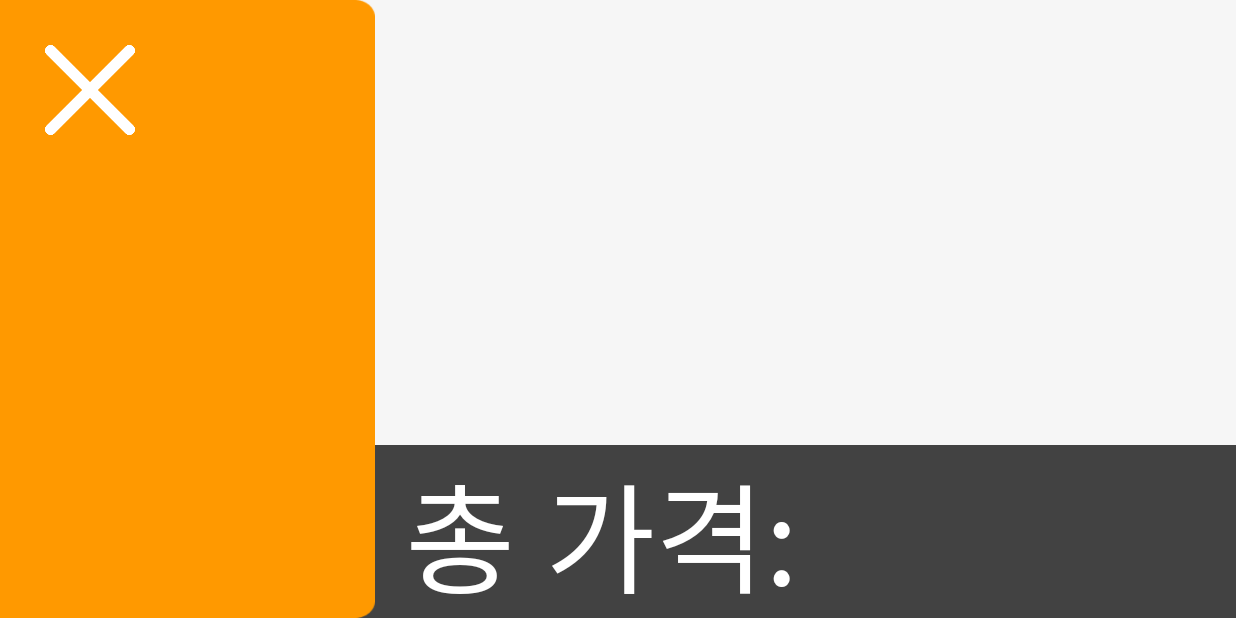
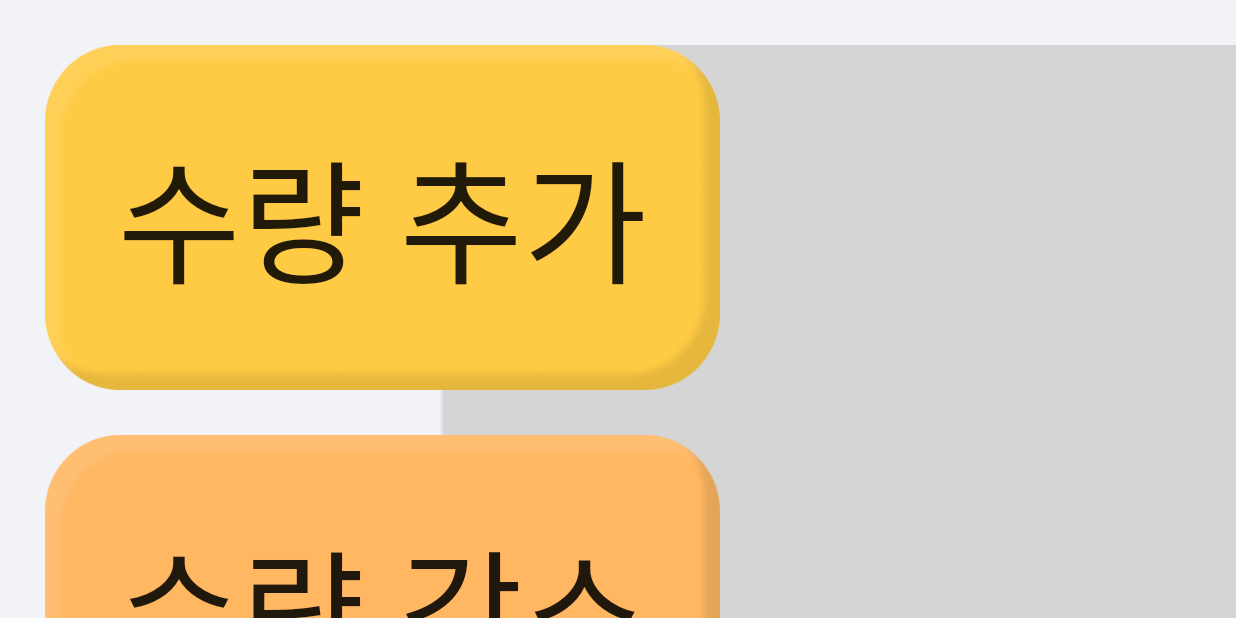
Before and after one commit to NetChallenge-masking/Whipping, an Android app: the CartActivity screen opened directly, with no data from a screen before it, on a phone screen of 824 x 412 dp (held sideways). Run offline under Robolectric (Android 15) with nearby library versions, the phone set to English and light mode, and no system bars.

Commit message:
[FEAT]cart layout 중간 커밋

```diff
--- a/app/src/main/res/layout/activity_cart.xml
+++ b/app/src/main/res/layout/activity_cart.xml
@@ -5,55 +5,68 @@
     android:layout_width="match_parent"
     android:layout_height="match_parent"
     tools:context=".CartActivity"
-    android:background="#F6F6F6">
+    android:background="#F2F3F6">
+
+    <androidx.appcompat.widget.AppCompatButton
+        android:id="@+id/appCompatButton"
+        android:layout_width="450dp"
+        android:layout_height="230dp"
+        android:layout_marginLeft="30dp"
+        android:layout_marginTop="30dp"
+        android:background="@drawable/btn_add"
+        android:text="수량 추가"
+        android:textSize="90dp"
+        app:layout_constraintStart_toStartOf="parent"
+        app:layout_constraintTop_toTopOf="parent" />
+
+    <androidx.appcompat.widget.AppCompatButton
+        android:id="@+id/appCompatButton2"
+        android:layout_width="450dp"
+        android:layout_height="230dp"
+        android:layout_marginLeft="30dp"
+        android:layout_marginTop="30dp"
+        android:background="@drawable/btn_minus"
+        android:text="수량 감소"
+        android:textSize="90dp"
+        app:layout_constraintStart_toStartOf="parent"
+        app:layout_constraintTop_toBottomOf="@+id/appCompatButton" />
+
+    <androidx.appcompat.widget.AppCompatButton
+        android:layout_width="450dp"
+        android:layout_height="230dp"
+        android:background="@drawable/btn_delete"
+        android:layout_marginLeft="30dp"
+        android:layout_marginTop="30dp"
+        android:text="상품 삭제"
+        android:textSize="90dp"
+        app:layout_constraintStart_toStartOf="parent"
+        app:layout_constraintTop_toBottomOf="@+id/appCompatButton2" />
 
     <androidx.constraintlayout.widget.ConstraintLayout
-        android:layout_width="match_parent"
-        android:layout_height="115dp"
-        android:background="#424242"
-        app:layout_constraintBottom_toBottomOf="parent"
+        android:layout_width="720dp"
+        android:layout_height="560dp"
+        android:layout_marginLeft="30dp"
+        android:layout_marginRight="30dp"
+        android:layout_marginTop="30dp"
         app:layout_constraintEnd_toEndOf="parent"
-        app:layout_constraintStart_toStartOf="parent">
+        app:layout_constraintStart_toEndOf="@+id/appCompatButton2"
+        app:layout_constraintTop_toTopOf="parent"
+        android:background="@drawable/image_cart_recyclerview">
 
-        <TextView
+        <ScrollView
             android:layout_width="match_parent"
-            android:layout_height="match_parent"
-            android:layout_marginLeft="250dp"
-            android:text=" 총 가격:"
-            android:textColor="@color/white"
-            android:textSize="80dp"
-            app:layout_constraintBottom_toBottomOf="parent"
-            app:layout_constraintEnd_toEndOf="parent"
-            app:layout_constraintStart_toStartOf="parent"
-            app:layout_constraintTop_toTopOf="parent" />
+            android:layout_height="match_parent">
 
-    </androidx.constraintlayout.widget.ConstraintLayout>
+            <androidx.recyclerview.widget.RecyclerView
+                android:layout_width="match_parent"
+                android:layout_height="match_parent"
+                app:layout_constraintBottom_toBottomOf="parent"
+                app:layout_constraintEnd_toEndOf="parent"
+                app:layout_constraintStart_toStartOf="parent"
+                app:layout_constraintTop_toTopOf="parent"
+                tools:listitem="" />
 
-    <androidx.constraintlayout.widget.ConstraintLayout
-        android:id="@+id/constraintLayout"
-        android:layout_width="250dp"
-        android:layout_height="match_parent"
-        app:layout_constraintBottom_toBottomOf="parent"
-        app:layout_constraintStart_toStartOf="parent"
-        app:layout_constraintTop_toTopOf="parent">
-
-        <ImageView
-            android:layout_width="match_parent"
-            android:layout_height="match_parent"
-            android:scaleType="fitXY"
-            android:src="@drawable/image_cart_back"
-            app:layout_constraintBottom_toBottomOf="parent"
-            app:layout_constraintStart_toStartOf="parent"
-            app:layout_constraintTop_toTopOf="parent" />
-
-        <ImageView
-            android:layout_width="60dp"
-            android:layout_height="60dp"
-            android:layout_marginLeft="30dp"
-            android:layout_marginTop="30dp"
-            android:src="@drawable/btn_back"
-            app:layout_constraintStart_toStartOf="parent"
-            app:layout_constraintTop_toTopOf="parent" />
+        </ScrollView>
 
     </androidx.constraintlayout.widget.ConstraintLayout>
 
--- /dev/null
+++ b/app/src/main/res/layout/listitem_cart.xml
@@ -0,0 +1,8 @@
+<?xml version="1.0" encoding="utf-8"?>
+<androidx.constraintlayout.widget.ConstraintLayout xmlns:android="http://schemas.android.com/apk/res/android"
+    android:layout_width="wrap_content"
+    android:layout_height="wrap_content"
+    >
+
+
+</androidx.constraintlayout.widget.ConstraintLayout>
```
Also changed, not shown: app/src/main/res/drawable-v24/btn_add.png (added), app/src/main/res/drawable-v24/btn_delete.png (added), app/src/main/res/drawable-v24/btn_minus.png (added), app/src/main/res/drawable-v24/image_cart_recyclerview.png (added).
